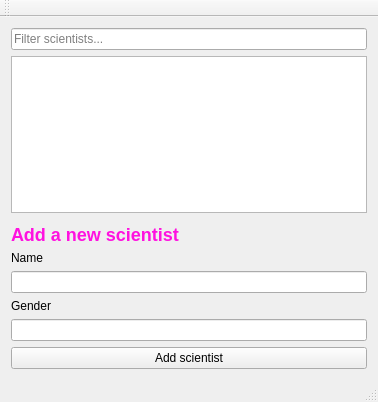
Qt form vln-vika3/vln3/mainwindow.ui (hoddiingi/vln1-2016) before a commit.
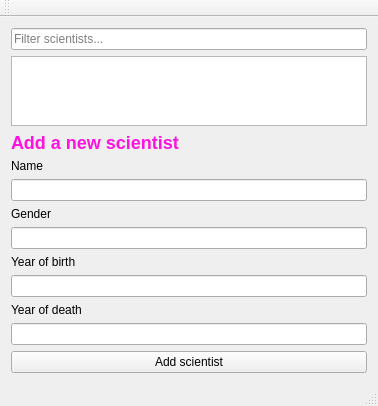
The same form after that commit.

Commit message: Add aðgerðir komnar

Patch:
```diff
--- a/vln-vika3/vln3/mainwindow.ui
+++ b/vln-vika3/vln3/mainwindow.ui
@@ -65,6 +65,26 @@
     <item>
      <widget class="QLineEdit" name="input_scientist_gender"/>
     </item>
+    <item>
+     <widget class="QLabel" name="label_scientist_birth">
+      <property name="text">
+       <string>Year of birth</string>
+      </property>
+     </widget>
+    </item>
+    <item>
+     <widget class="QLineEdit" name="input_scientist_birth"/>
+    </item>
+    <item>
+     <widget class="QLabel" name="label_scientist_death">
+      <property name="text">
+       <string>Year of death</string>
+      </property>
+     </widget>
+    </item>
+    <item>
+     <widget class="QLineEdit" name="input_scientist_death"/>
+    </item>
     <item>
      <widget class="QPushButton" name="pushBotton">
       <property name="text">
```
The commit also changes 2 other files.
